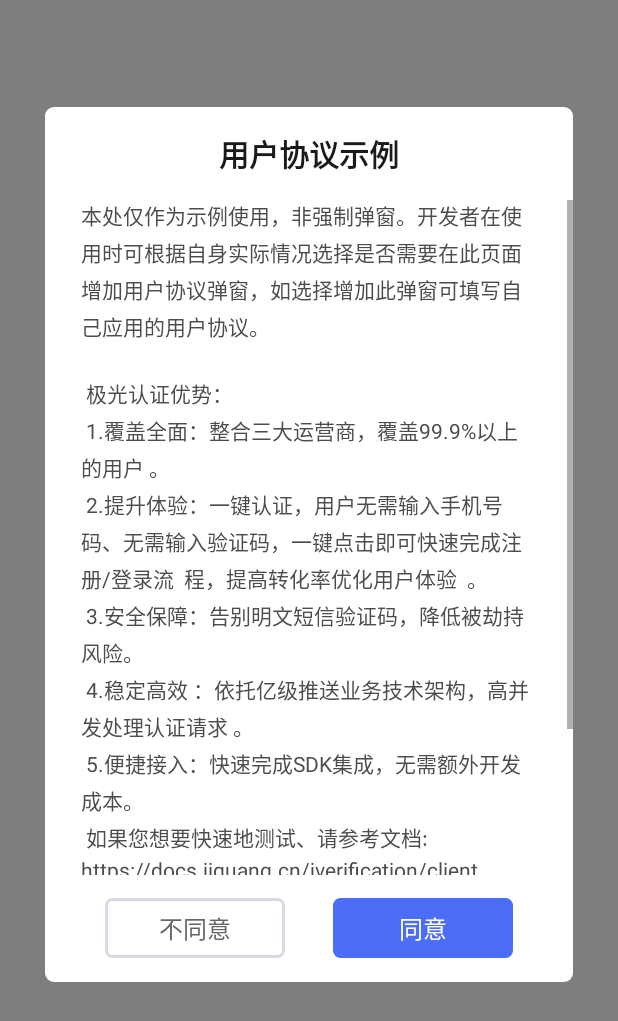
After one commit to jpush/JVerfication-Demo, an Android app: the layout dialog_login_agreement.xml on its own in the app's theme, with its tools: preview values and no code run, on a phone screen of 412 x 824 dp. The commit adds this screen. Shown: the top 1021 px of the screen. Run offline under Robolectric (Android 15) with nearby library versions, the phone set to English and light mode, and no system bars.

Commit message:
添加类似dailog的用户协议

```diff
--- /dev/null
+++ b/android-jverification-demo/app/src/main/res/drawable/shape_dailog_login_bg.xml
@@ -0,0 +1,9 @@
+<?xml version="1.0" encoding="utf-8"?>
+<shape xmlns:android="http://schemas.android.com/apk/res/android"
+    android:shape="rectangle">
+
+    <solid android:color="#ffffff"/>
+
+    <corners android:radius="6dp"/>
+
+</shape>
--- /dev/null
+++ b/android-jverification-demo/app/src/main/res/drawable/shape_dailog_login_bt_no.xml
@@ -0,0 +1,12 @@
+<?xml version="1.0" encoding="utf-8"?>
+<shape xmlns:android="http://schemas.android.com/apk/res/android"
+    android:shape="rectangle">
+
+    <solid android:color="#FFFFFF"/>
+    <stroke
+        android:width="3px"
+        android:color="#D8DBE6" />
+
+    <corners android:radius="4dp"/>
+
+</shape>
--- /dev/null
+++ b/android-jverification-demo/app/src/main/res/drawable/shape_dailog_login_bt_yes.xml
@@ -0,0 +1,13 @@
+<?xml version="1.0" encoding="utf-8"?>
+<shape xmlns:android="http://schemas.android.com/apk/res/android"
+    android:shape="rectangle">
+
+    <solid android:color="#4B6DF8"/>
+
+    <stroke
+        android:width="3px"
+        android:color="#4B6DF8" />
+
+    <corners android:radius="4dp"/>
+
+</shape>
--- /dev/null
+++ b/android-jverification-demo/app/src/main/res/layout/dialog_login_agreement.xml
@@ -0,0 +1,90 @@
+<?xml version="1.0" encoding="utf-8"?>
+<RelativeLayout xmlns:android="http://schemas.android.com/apk/res/android"
+    android:layout_width="match_parent"
+    android:layout_height="match_parent"
+    android:background="#7f000000">
+
+    <LinearLayout
+        android:layout_alignParentEnd="true"
+        android:layout_alignParentTop="true"
+        android:layout_width="wrap_content"
+        android:layout_height="wrap_content"
+        android:layout_marginRight="30dp"
+        android:layout_marginLeft="30dp"
+        android:layout_marginTop="71dp"
+        android:layout_marginBottom="169dp"
+        android:background="@drawable/shape_dailog_login_bg"
+        android:orientation="vertical">
+
+        <TextView
+            android:layout_width="wrap_content"
+            android:layout_height="wrap_content"
+            android:layout_marginTop="16dp"
+            android:layout_gravity="center"
+            android:gravity="center"
+            android:text="用户协议示例"
+            android:textColor="#1A1A1A"
+            android:textSize="20dp"
+            android:textStyle="bold" />
+
+
+        <!--android:scrollbars="none"-->
+        <!--android:fadeScrollbars="true"-->
+
+        <ScrollView
+            android:layout_marginTop="16dp"
+            android:layout_weight="10000"
+            android:layout_width="wrap_content"
+            android:layout_height="wrap_content">
+
+            <TextView
+                android:layout_width="wrap_content"
+                android:layout_height="wrap_content"
+                android:layout_marginBottom="16dp"
+                android:layout_marginLeft="24dp"
+                android:layout_marginRight="24dp"
+                android:lineSpacingExtra="4dp"
+                android:textColor="#4C4C4C"
+                android:text="本处仅作为示例使用，非强制弹窗。开发者在使用时可根据自身实际情况选择是否需要在此页面增加用户协议弹窗，如选择增加此弹窗可填写自己应用的用户协议。
+\n\n
+极光认证优势：\n
+1.覆盖全面：整合三大运营商，覆盖99.9%以上的用户 。\n
+2.提升体验：一键认证，用户无需输入手机号码、无需输入验证码，一键点击即可快速完成注册/登录流  程，提高转化率优化用户体验  。\n
+3.安全保障：告别明文短信验证码，降低被劫持风险。\n
+4.稳定高效 ：依托亿级推送业务技术架构，高并发处理认证请求 。\n
+5.便捷接入：快速完成SDK集成，无需额外开发成本。\n
+如果您想要快速地测试、请参考文档:\nhttps://docs.jiguang.cn/jverification/client/android_guide/在几分钟内跑通Demo。 \n
+极光认证文档网站上，有相关的所有指南、API、教程等全部的文档。包括本文档的更新版本，都会及时地发布到该网站上。\n" />
+        </ScrollView>
+
+        <LinearLayout
+            android:layout_gravity="center"
+            android:gravity="center"
+            android:layout_weight="1"
+            android:layout_width="match_parent"
+            android:layout_height="wrap_content">
+
+            <Button
+                android:stateListAnimator="@null"
+                android:id="@+id/dialog_login_no"
+                android:layout_width="120dp"
+                android:layout_height="40dp"
+                android:background="@drawable/shape_dailog_login_bt_no"
+                android:text="不同意"
+                android:textColor="#666666"
+                android:textSize="16dp"
+                android:layout_margin="16dp"/>
+
+            <Button
+                android:stateListAnimator="@null"
+                android:id="@+id/dialog_login_yes"
+                android:layout_width="120dp"
+                android:layout_height="40dp"
+                android:background="@drawable/shape_dailog_login_bt_yes"
+                android:text="同意"
+                android:textColor="#FFFFFF"
+                android:textSize="16dp"
+                android:layout_margin="16dp" />
+        </LinearLayout>
+    </LinearLayout>
+</RelativeLayout>
```
Also changed, not shown: android-jverification-demo/app/src/main/java/cn/jiguang/auth/activity/MainActivity.java (+72 -0 lines), android-jverification-demo/app/src/main/res/layout/dialog_login_agreement_land.xml (added, +89 -0 lines), android-jverification-demo/app/src/main/res/layout/dialog_login_title.xml (added, +10 -0 lines).
